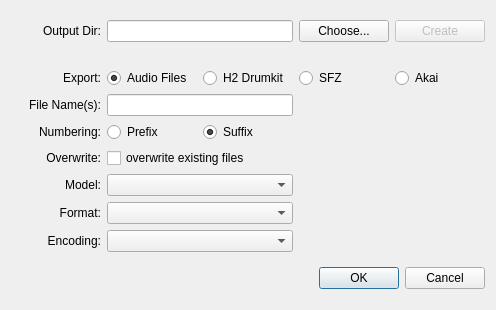
Qt form src/exportdialog.ui (rock-hopper/shuriken) before a commit.
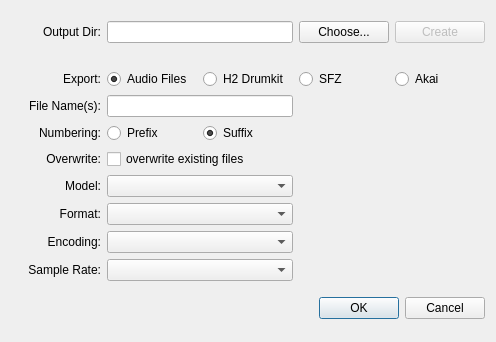
The same form after that commit.

Commit message: sample rate conversion export option

The edit to the form file:
```diff
--- a/src/exportdialog.ui
+++ b/src/exportdialog.ui
@@ -7,7 +7,7 @@
     <x>0</x>
     <y>0</y>
     <width>496</width>
-    <height>310</height>
+    <height>342</height>
    </rect>
   </property>
   <property name="windowTitle">
@@ -217,6 +217,19 @@
        </attribute>
       </widget>
      </item>
+     <item row="9" column="1" colspan="2">
+      <widget class="QComboBox" name="comboBox_SampleRate"/>
+     </item>
+     <item row="9" column="0">
+      <widget class="QLabel" name="label_SampleRate">
+       <property name="text">
+        <string>Sample Rate:</string>
+       </property>
+       <property name="alignment">
+        <set>Qt::AlignRight|Qt::AlignTrailing|Qt::AlignVCenter</set>
+       </property>
+      </widget>
+     </item>
     </layout>
    </item>
    <item>
```
The commit also changes 7 other files.
